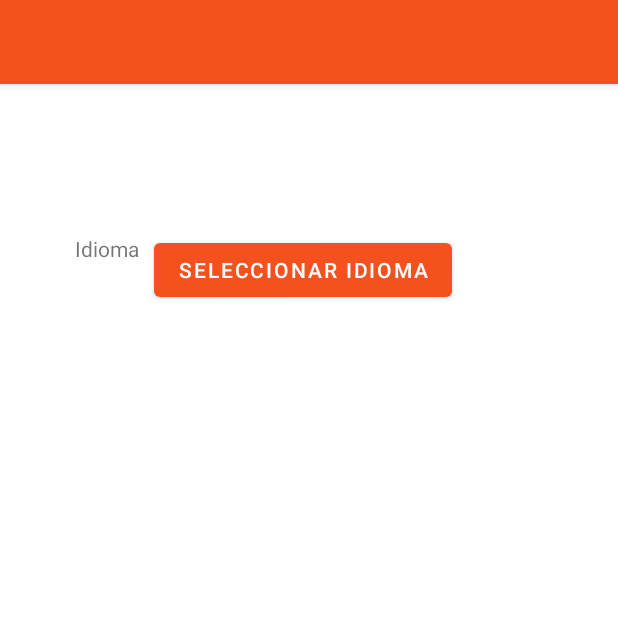
After one commit to carmeAl/DSA-2nMinim-Practica, an Android app: the PerfilActivity screen opened directly, with no data from a screen before it, on a phone screen of 412 x 824 dp, the top half of it. The commit adds this screen. Run offline under Robolectric (Android 15) with nearby library versions, the phone set to English and light mode, and no system bars.

Commit message:
Minimo2 EJ2

```diff
--- a/FrontEnd-DSA-G5-Android/app/src/main/java/edu/upc/dsa/proyecto/DenunciaActivity.java
+++ b/FrontEnd-DSA-G5-Android/app/src/main/java/edu/upc/dsa/proyecto/DenunciaActivity.java
@@ -57,11 +57,8 @@ public class DenunciaActivity extends AppCompatActivity {
 
     public void buttonEnviar(View v){
         String fecha= new Date().toString();
-        System.out.println(fecha);
         String nombre = editTextNombreDen.getText().toString();
-        System.out.println(nombre);
         String comentario = editTextComentarioDen.getText().toString();
-        System.out.println(comentario);
 
         gitHub.postDenuncia(new Denuncia(fecha,nombre,comentario)).enqueue(new Callback<Void>() {
             @Override
--- /dev/null
+++ b/FrontEnd-DSA-G5-Android/app/src/main/java/edu/upc/dsa/proyecto/PerfilActivity.java
@@ -0,0 +1,109 @@
+package edu.upc.dsa.proyecto;
+
+import androidx.appcompat.app.AlertDialog;
+import androidx.appcompat.app.AppCompatActivity;
+
+import android.content.DialogInterface;
+import android.content.Intent;
+import android.content.res.Configuration;
+import android.os.Bundle;
+import android.util.Log;
+import android.view.View;
+import android.widget.AdapterView;
+import android.widget.ArrayAdapter;
+import android.widget.Button;
+import android.widget.Spinner;
+import android.widget.Toast;
+
+import java.util.ArrayList;
+import java.util.Locale;
+
+import edu.upc.dsa.proyecto.api.Client;
+import edu.upc.dsa.proyecto.api.CookWithMeAPI;
+import edu.upc.dsa.proyecto.models.Denuncia;
+import edu.upc.dsa.proyecto.models.Jugador;
+import retrofit2.Call;
+import retrofit2.Callback;
+import retrofit2.Response;
+
+public class PerfilActivity extends AppCompatActivity {
+
+    private Button button;
+    private Locale locale;
+    private Configuration config = new Configuration();
+
+    CookWithMeAPI gitHub;
+    MainActivity ma;
+
+
+    @Override
+    protected void onCreate(Bundle savedInstanceState) {
+        super.onCreate(savedInstanceState);
+        setContentView(R.layout.activity_perfil);
+        gitHub= Client.getClient().create(CookWithMeAPI.class);
+
+        button = ((Button)findViewById(R.id.buttonIdioma));
+
+        button.setOnClickListener(
+                new View.OnClickListener() {
+                    public void onClick(View view) {
+                        showDialog();
+                    }});
+    }
+
+    private void showDialog() {
+        AlertDialog.Builder b = new AlertDialog.Builder(this);
+        b.setTitle(getResources().getString(R.string.seleccionar_idioma));
+        //obtiene los idiomas del array de string.xml
+        String[] types = getResources().getStringArray(R.array.languages);
+        b.setItems(types, new DialogInterface.OnClickListener() {
+            String pais;
+            @Override
+            public void onClick(DialogInterface dialog, int which) {
+
+
+                dialog.dismiss();
+                switch(which){
+                    case 0:
+                        locale = new Locale("en");
+                        config.locale =locale;
+                        pais="Ingles";
+                        break;
+                    case 1:
+                        locale = new Locale("es");
+                        config.locale =locale;
+                        pais="España";
+                        break;
+                }
+                gitHub.putJugador(new Jugador(ma.KEY_NOMBRE,ma.KEY_PASSWORD,ma.KEY_EMAIL,pais,14.5,1)).enqueue(new Callback<Void>() {
+                    @Override
+                    public void onResponse(Call<Void> call, Response<Void> response) {
+                        Log.d("RECIPE",""+response.code());
+
+                        if(response.code() == 201){
+                            Toast.makeText(getApplicationContext(),"Pais actualizado", Toast.LENGTH_SHORT).show();
+
+                        }
+                    }
+
+                    @Override
+                    public void onFailure(Call<Void> call, Throwable t) {
+                        String msg = "Error in retrofit: " + t.toString();
+                        Log.d("RECIPE",msg);
+                        Toast.makeText(getApplicationContext(),"msg", Toast.LENGTH_SHORT).show();
+
+
+                    }
+                });
+                getResources().updateConfiguration(config, null);
+                Intent refresh = new Intent(PerfilActivity.this, MainActivity.class);
+                startActivity(refresh);
+                finish();
+            }
+
+        });
+
+        b.show();
+    }
+
+}
--- a/FrontEnd-DSA-G5-Android/app/src/main/java/edu/upc/dsa/proyecto/api/CookWithMeAPI.java
+++ b/FrontEnd-DSA-G5-Android/app/src/main/java/edu/upc/dsa/proyecto/api/CookWithMeAPI.java
@@ -48,4 +48,7 @@ public interface CookWithMeAPI { //MyService
 
     @POST("/dsaApp/partidas/postDenuncia")
     Call<Void> postDenuncia(@Body Denuncia denuncia);
+
+    @PUT("/dsaApp/jugador/putJugador")
+    Call<Void> putJugador(@Body Jugador jugador);
 }
--- /dev/null
+++ b/FrontEnd-DSA-G5-Android/app/src/main/res/layout/activity_perfil.xml
@@ -0,0 +1,27 @@
+<?xml version="1.0" encoding="utf-8"?>
+<androidx.constraintlayout.widget.ConstraintLayout xmlns:android="http://schemas.android.com/apk/res/android"
+    xmlns:app="http://schemas.android.com/apk/res-auto"
+    xmlns:tools="http://schemas.android.com/tools"
+    android:layout_width="match_parent"
+    android:layout_height="match_parent"
+    tools:context=".PerfilActivity">
+
+    <TextView
+        android:id="@+id/textIdioma"
+        android:layout_width="wrap_content"
+        android:layout_height="wrap_content"
+        android:layout_marginStart="50dp"
+        android:layout_marginTop="100dp"
+        android:text="@string/idioma"
+        app:layout_constraintStart_toStartOf="parent"
+        app:layout_constraintTop_toTopOf="parent" />
+
+    <Button
+        android:id="@+id/buttonIdioma"
+        android:layout_width="wrap_content"
+        android:layout_height="wrap_content"
+        android:layout_marginStart="10dp"
+        android:text="@string/seleccionar_idioma"
+        app:layout_constraintStart_toEndOf="@+id/textIdioma"
+        app:layout_constraintTop_toTopOf="@+id/textIdioma" />
+</androidx.constraintlayout.widget.ConstraintLayout>
--- a/FrontEnd-DSA-G5-Android/app/src/main/res/values/strings.xml
+++ b/FrontEnd-DSA-G5-Android/app/src/main/res/values/strings.xml
@@ -109,4 +109,17 @@
         "when a user tries to pick up one of cards.\n\n"
     </string>
     <string name="action_settings">Settings</string>
+    <string name="ayuda">AYUDA</string>
+    <string name="jugar">JUGAR</string>
+    <string name="tienda">TIENDA</string>
+    <string name="denuncia">DENUNCIA</string>
+    <string name="ajustes">PERFIL</string>
+    <string name="idioma">Idioma</string>
+    <string name="seleccionar_idioma">Seleccionar Idioma</string>
+    <string name="str_en" >Ingles</string>
+    <string name="str_es" >Español</string>
+    <string-array name="languages" >
+        <item>@string/str_en</item>
+        <item>@string/str_es</item>
+    </string-array>
 </resources>
```
Also changed, not shown: FrontEnd-DSA-G5-Android/app/src/main/AndroidManifest.xml (+7 -0 lines), FrontEnd-DSA-G5-Android/app/src/main/java/edu/upc/dsa/proyecto/MainActivity.java (+12 -7 lines), FrontEnd-DSA-G5-Android/app/src/main/res/layout/activity_main.xml (+17 -4 lines), 2 other files.
